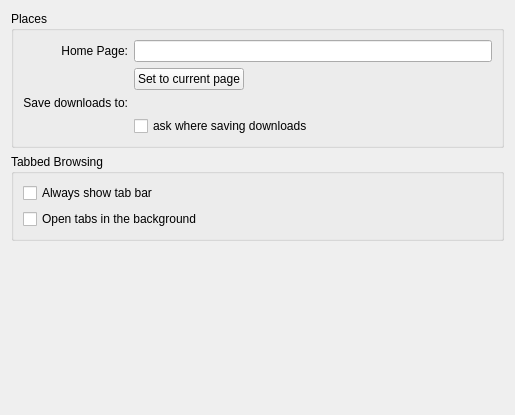
This is src/settings_general.ui in KDE/rekonq as Qt 5 draws it before an edit. The edited form follows.
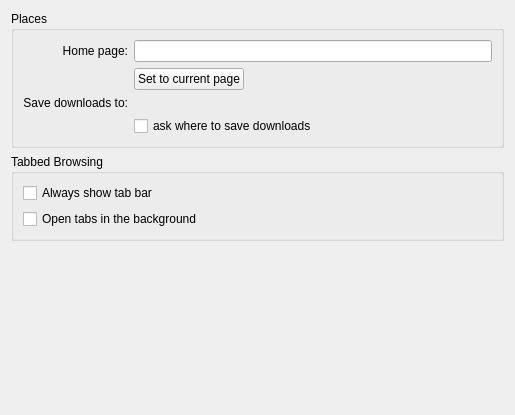
This is the edited form. Custom widgets are drawn as their Qt base class.

What changed in the file:
```diff
--- a/src/settings_general.ui
+++ b/src/settings_general.ui
@@ -23,7 +23,7 @@
       <item row="0" column="0">
        <widget class="QLabel" name="label_3">
         <property name="text">
-         <string>Home Page:</string>
+         <string>Home page:</string>
         </property>
         <property name="alignment">
          <set>Qt::AlignRight|Qt::AlignTrailing|Qt::AlignVCenter</set>
@@ -80,7 +80,7 @@
       <item row="3" column="1">
        <widget class="QCheckBox" name="kcfg_downloadToDefaultDir">
         <property name="text">
-         <string>ask where saving downloads</string>
+         <string>ask where to save downloads</string>
         </property>
        </widget>
       </item>
```
